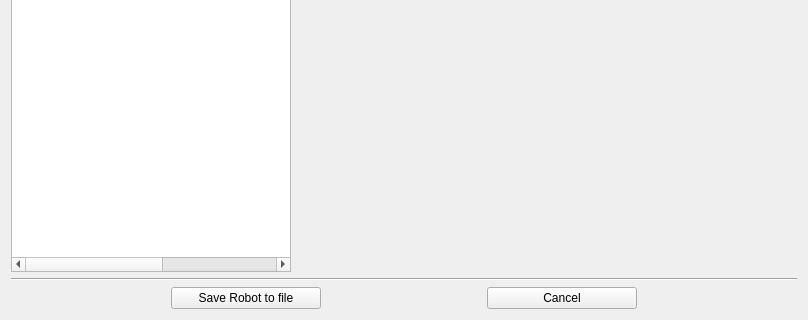
First picture: the form in stdr_gui/ui/robotCreator.ui, repository stdr-simulator-ros-pkg/stdr_simulator, before the edit; both pictures show x 0 to 808 and y 244 to 564 of the 808 by 564 pixel window.
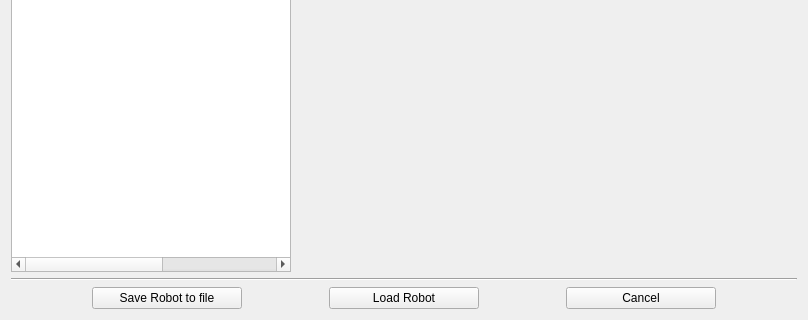
Second picture: the form after the edit.

Commit message: Added signals/slots for robot load/save and zoom in/out

Patch:
```diff
--- a/stdr_gui/ui/robotCreator.ui
+++ b/stdr_gui/ui/robotCreator.ui
@@ -93,7 +93,7 @@
      <property name="sizeConstraint">
       <enum>QLayout::SetDefaultConstraint</enum>
      </property>
-     <item row="0" column="1">
+     <item row="0" column="2">
       <widget class="QPushButton" name="cancelButton">
        <property name="maximumSize">
         <size>
@@ -119,6 +119,25 @@
        </property>
       </widget>
      </item>
+     <item row="0" column="1">
+      <widget class="QPushButton" name="loadRobotButton">
+       <property name="minimumSize">
+        <size>
+         <width>150</width>
+         <height>0</height>
+        </size>
+       </property>
+       <property name="maximumSize">
+        <size>
+         <width>150</width>
+         <height>16777215</height>
+        </size>
+       </property>
+       <property name="text">
+        <string>Load Robot</string>
+       </property>
+      </widget>
+     </item>
     </layout>
    </item>
   </layout>
```
The commit also changes 8 other files.
